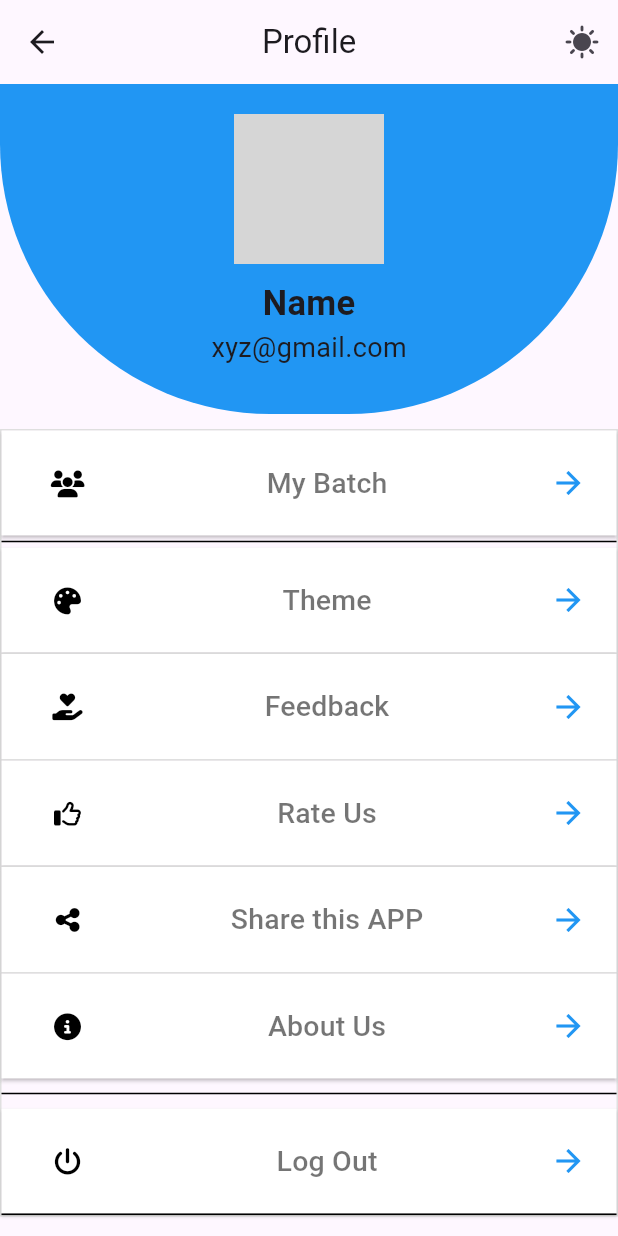
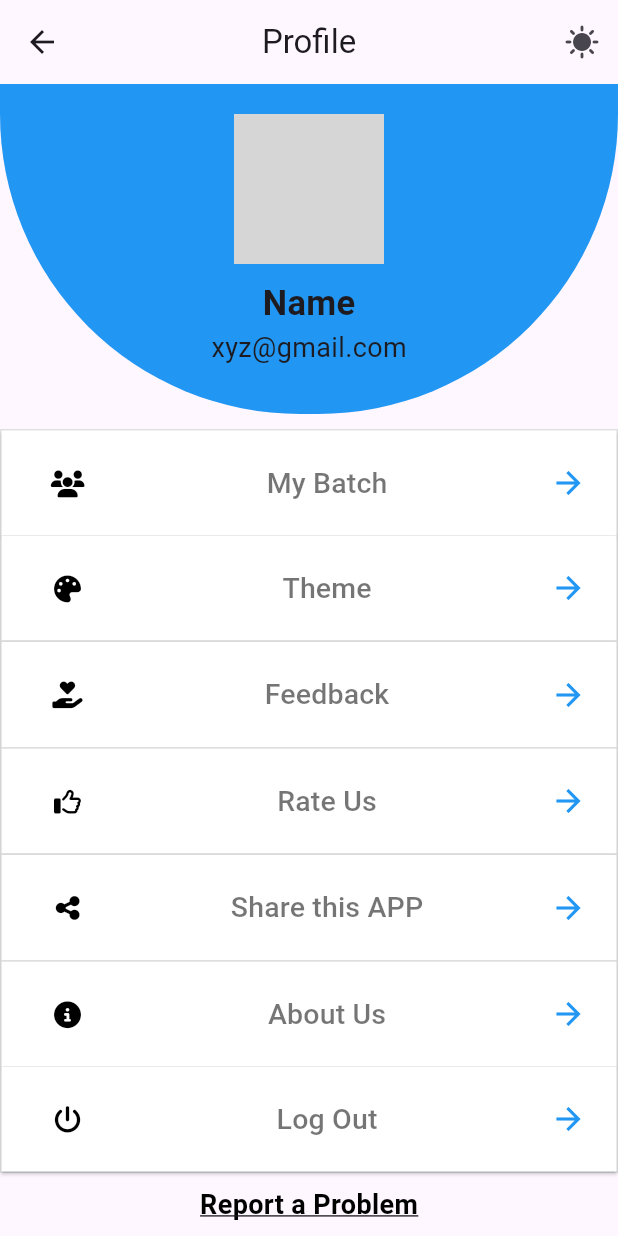
Before and after one commit to Minor-Project-Study-Mate/StudyMate-App, a Flutter app: the ProfilePage screen opened by its route, on a phone screen of 412 x 824 dp. Run offline on Flutter 3.47's test engine with Material 2 defaults, Android fonts, the light colour scheme and no system bars; our stand-ins replace font_awesome_flutter, get; grey boxes are pictures that could not be loaded.

Commit message:
Profile Updated

```diff
--- a/lib/app/modules/auth/views/auth_view.dart
+++ b/lib/app/modules/auth/views/auth_view.dart
@@ -119,7 +119,7 @@ class AuthView extends GetView<AuthController> {
                               Column(
                                 mainAxisAlignment:
                                     MainAxisAlignment.center,
-                                children: [
+                                children: const [
                                   Text(
                                     'Have an account?',
                                     style: TextStyle(
@@ -140,7 +140,7 @@ class AuthView extends GetView<AuthController> {
                                   )
                                 ],
                               ),
-                              SizedBox(height: 10.0),
+                              const SizedBox(height: 10.0),
                               Row(
                                 mainAxisAlignment:
                                     MainAxisAlignment.spaceEvenly,
@@ -152,7 +152,7 @@ class AuthView extends GetView<AuthController> {
                                     child: Container(
                                       height: 40.0,
                                       width: 40.0,
-                                      decoration: BoxDecoration(
+                                      decoration: const BoxDecoration(
                                         shape: BoxShape.circle,
                                         color: Colors.white,
                                         boxShadow: [
@@ -176,7 +176,7 @@ class AuthView extends GetView<AuthController> {
                                     child: Container(
                                       height: 40.0,
                                       width: 40.0,
-                                      decoration: BoxDecoration(
+                                      decoration: const BoxDecoration(
                                         shape: BoxShape.circle,
                                         color: Colors.white,
                                         boxShadow: [
@@ -195,7 +195,7 @@ class AuthView extends GetView<AuthController> {
                                   ),
                                 ],
                               ),
-                              SizedBox(height: 30.0),
+                              const SizedBox(height: 30.0),
                               Row(
                                 mainAxisAlignment:
                                     MainAxisAlignment.spaceBetween,
--- a/lib/app/modules/profile/views/profile_view.dart
+++ b/lib/app/modules/profile/views/profile_view.dart
@@ -33,29 +33,28 @@ class ProfilePage extends GetView<ProfileController> {
             Container(
               width: double.infinity,
               height: 220,
-              decoration: BoxDecoration(
+              decoration: const BoxDecoration(
                 color: Colors.blue,
                 borderRadius: BorderRadius.only(
-                    bottomRight: Radius.circular(180),
-                    bottomLeft: Radius.circular(180)),
+                    bottomRight: Radius.circular(200),
+                    bottomLeft: Radius.circular(200)),
               ),
-              padding: EdgeInsets.only(bottom: 20.0, top: 20),
+              padding: const EdgeInsets.only(bottom: 20.0, top: 20),
               child: Column(
-                children: [
+                children: const [
                   CircleAvatar(
                     radius: 50.0,
                     backgroundImage: AssetImage('assets/images/profile.jpg'),
                   ),
-                  const SizedBox(height: 10),
-                  const Text(
+                  SizedBox(height: 10),
+                  Text(
                     'Name',
                     style: TextStyle(
                       fontSize: 23.0,
                       fontWeight: FontWeight.bold,
                     ),
                   ),
-                  //const SizedBox(height: 10),
-                  const Text(
+                  Text(
                     'xyz@gmail.com',
                     style: TextStyle(
                       fontSize: 18.0,
@@ -65,9 +64,7 @@ class ProfilePage extends GetView<ProfileController> {
                 ],
               ),
             ),
-            Container(
-              //height: Get.height * 0.1,
-              child: Column(
+            Column(
               mainAxisAlignment: MainAxisAlignment.spaceEvenly,
               children: [
                 const SizedBox(height: 10.0),
@@ -76,7 +73,6 @@ class ProfilePage extends GetView<ProfileController> {
                     border: Border.all(
                       color: Colors.grey.shade300,
                     ),
-                      //borderRadius: BorderRadius.circular(8.0),
                   ),
                   child: Column(
                     mainAxisSize: MainAxisSize.min,
@@ -89,7 +85,7 @@ class ProfilePage extends GetView<ProfileController> {
                           backgroundColor: Colors.white,
                           padding: const EdgeInsets.symmetric(
                               vertical: 11.0, horizontal: 20.0),
-                            shape: RoundedRectangleBorder(
+                          shape: const RoundedRectangleBorder(
                             borderRadius: BorderRadius.zero,
                           ),
                         ),
@@ -101,24 +97,20 @@ class ProfilePage extends GetView<ProfileController> {
                               icon: const FaIcon(FontAwesomeIcons.users),
                               color: Colors.black,
                             ),
-                              Text(
+                            const Text(
                               'My Batch',
                               style: TextStyle(
                                 color: Colors.black54,
                                 fontSize: 19.0,
                               ),
                             ),
-                              Icon(
+                            const Icon(
                               Icons.arrow_forward,
                               color: Colors.blue,
                               size: 24.0,
                             ),
                           ],
                         ),
-                        ),
-                        Divider(
-                          color: Colors.black,
-                          height: 8.0,
                       ),
                       ElevatedButton(
                         onPressed: () {
@@ -128,7 +120,7 @@ class ProfilePage extends GetView<ProfileController> {
                           backgroundColor: Colors.white,
                           padding: const EdgeInsets.symmetric(
                               vertical: 11.0, horizontal: 20.0),
-                            shape: RoundedRectangleBorder(
+                          shape: const RoundedRectangleBorder(
                             borderRadius: BorderRadius.zero,
                           ),
                         ),
@@ -140,14 +132,14 @@ class ProfilePage extends GetView<ProfileController> {
                               icon: const FaIcon(FontAwesomeIcons.palette),
                               color: Colors.black,
                             ),
-                              Text(
+                            const Text(
                               'Theme',
                               style: TextStyle(
                                 color: Colors.black54,
                                 fontSize: 19.0,
                               ),
                             ),
-                              Icon(
+                            const Icon(
                               Icons.arrow_forward,
                               color: Colors.blue,
                               size: 24.0,
@@ -167,7 +159,7 @@ class ProfilePage extends GetView<ProfileController> {
                           backgroundColor: Colors.white,
                           padding: const EdgeInsets.symmetric(
                               vertical: 11.0, horizontal: 20.0),
-                            shape: RoundedRectangleBorder(
+                          shape: const RoundedRectangleBorder(
                             borderRadius: BorderRadius.zero,
                           ),
                         ),
@@ -180,14 +172,14 @@ class ProfilePage extends GetView<ProfileController> {
                                   FontAwesomeIcons.handHoldingHeart),
                               color: Colors.black,
                             ),
-                              Text(
+                            const Text(
                               'Feedback',
                               style: TextStyle(
                                 color: Colors.black54,
                                 fontSize: 19.0,
                               ),
                             ),
-                              Icon(
+                            const Icon(
                               Icons.arrow_forward,
                               color: Colors.blue,
                               size: 24.0,
@@ -207,7 +199,7 @@ class ProfilePage extends GetView<ProfileController> {
                           backgroundColor: Colors.white,
                           padding: const EdgeInsets.symmetric(
                               vertical: 11.0, horizontal: 20.0),
-                            shape: RoundedRectangleBorder(
+                          shape: const RoundedRectangleBorder(
                             borderRadius: BorderRadius.zero,
                           ),
                         ),
@@ -219,14 +211,14 @@ class ProfilePage extends GetView<ProfileController> {
                               icon: const FaIcon(FontAwesomeIcons.thumbsUp),
                               color: Colors.black,
                             ),
-                              Text(
+                            const Text(
                               'Rate Us',
                               style: TextStyle(
                                 color: Colors.black54,
                                 fontSize: 19.0,
                               ),
                             ),
-                              Icon(
+                            const Icon(
                               Icons.arrow_forward,
                               color: Colors.blue,
                               size: 24.0,
@@ -246,7 +238,7 @@ class ProfilePage extends GetView<ProfileController> {
                           backgroundColor: Colors.white,
                           padding: const EdgeInsets.symmetric(
                               vertical: 11.0, horizontal: 20.0),
-                            shape: RoundedRectangleBorder(
+                          shape: const RoundedRectangleBorder(
                             borderRadius: BorderRadius.zero,
                           ),
                         ),
@@ -258,14 +250,14 @@ class ProfilePage extends GetView<ProfileController> {
                               icon: const FaIcon(FontAwesomeIcons.shareNodes),
                               color: Colors.black,
                             ),
-                              Text(
+                            const Text(
                               'Share this APP',
                               style: TextStyle(
                                 color: Colors.black54,
                                 fontSize: 19.0,
                               ),
                             ),
-                              Icon(
+                            const Icon(
                               Icons.arrow_forward,
                               color: Colors.blue,
                               size: 24.0,
@@ -285,7 +277,7 @@ class ProfilePage extends GetView<ProfileController> {
                           backgroundColor: Colors.white,
                           padding: const EdgeInsets.symmetric(
                               vertical: 11.0, horizontal: 20.0),
-                            shape: RoundedRectangleBorder(
+                          shape: const RoundedRectangleBorder(
                             borderRadius: BorderRadius.zero,
                           ),
                         ),
@@ -297,24 +289,20 @@ class ProfilePage extends GetView<ProfileController> {
                               icon: const FaIcon(FontAwesomeIcons.circleInfo),
                               color: Colors.black,
                             ),
-                              Text(
+                            const Text(
                               'About Us',
                               style: TextStyle(
                                 color: Colors.black54,
                                 fontSize: 19.0,
                               ),
                             ),
-                              Icon(
+                            const Icon(
                               Icons.arrow_forward,
                               color: Colors.blue,
                               size: 24.0,
                             ),
                           ],
                         ),
-                        ),
-                        Divider(
-                          color: Colors.black,
-                          height: 20.0,
                       ),
                       ElevatedButton(
                         onPressed: () {
@@ -324,7 +312,7 @@ class ProfilePage extends GetView<ProfileController> {
                           backgroundColor: Colors.white,
                           padding: const EdgeInsets.symmetric(
                               vertical: 11.0, horizontal: 20.0),
-                            shape: RoundedRectangleBorder(
+                          shape: const RoundedRectangleBorder(
                             borderRadius: BorderRadius.zero,
                           ),
                         ),
@@ -336,24 +324,20 @@ class ProfilePage extends GetView<ProfileController> {
                               icon: const FaIcon(FontAwesomeIcons.powerOff),
                               color: Colors.black,
                             ),
-                              Text(
+                            const Text(
                               'Log Out',
                               style: TextStyle(
                                 color: Colors.black54,
                                 fontSize: 19.0,
                               ),
                             ),
-                              Icon(
+                            const Icon(
                               Icons.arrow_forward,
                               color: Colors.blue,
                               size: 24.0,
                             ),
                           ],
                         ),
-                        ),
-                        Divider(
-                          color: Colors.black,
-                          height: 1.0,
                       ),
                     ],
                   ),
@@ -362,14 +346,12 @@ class ProfilePage extends GetView<ProfileController> {
                   child: Padding(
                     padding: const EdgeInsets.all(8.0),
                     child: GestureDetector(
-                        onTap: () {
-                          // TODO: Implement your functionality when the "Report a Problem" text is tapped
-                        },
-                        child: Text(
+                      onTap: () {},
+                      child: const Text(
                         'Report a Problem',
                         style: TextStyle(
                           color: Colors.black,
-                            fontSize: 16.0,
+                          fontSize: 18.0,
                           fontWeight: FontWeight.bold,
                           decoration: TextDecoration.underline,
                         ),
@@ -379,7 +361,6 @@ class ProfilePage extends GetView<ProfileController> {
                 )
               ],
             ),
-            ),
           ],
         ),
       ),
```
Lines whose indentation alone changed are shown as unchanged.
